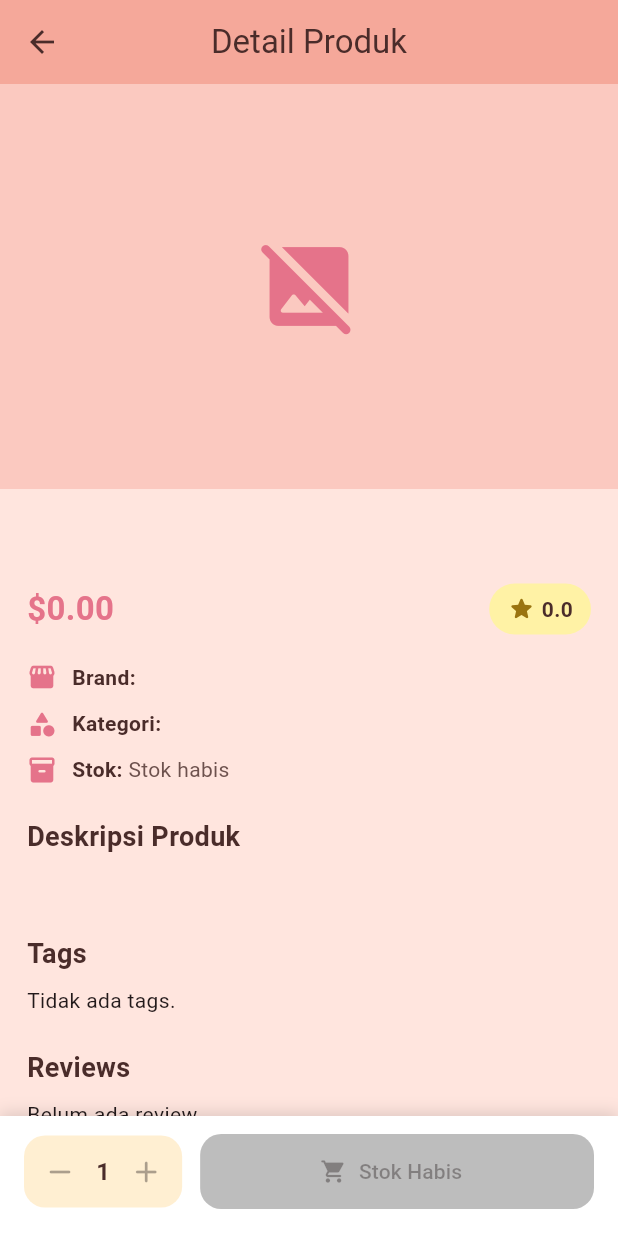
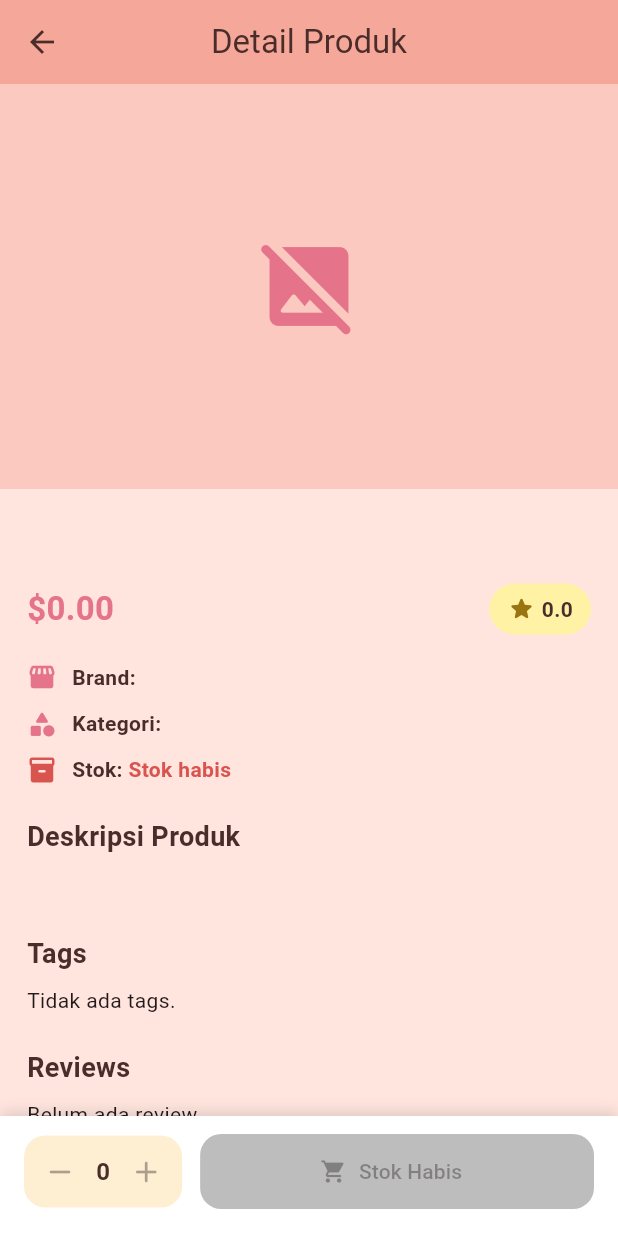
Before and after one commit to nextnindcode/124240113_latres_D, a Flutter app: the DetailPage screen opened directly with empty values, on a phone screen of 412 x 824 dp. Run offline on Flutter 3.47's test engine with Material 3 defaults, Android fonts, the phone set to English and light mode, and no system bars; our stand-ins replace flutter_local_notifications, flutter_map, geolocator, get, hive, hive_flutter and 3 more; accounts and stored records are empty.

Commit message:
feat: sync product detail with local inventory

```diff
--- a/pinkie_mart/lib/pages/detail_page.dart
+++ b/pinkie_mart/lib/pages/detail_page.dart
@@ -1,4 +1,5 @@
 import 'package:flutter/material.dart';
+import 'package:hive_flutter/hive_flutter.dart';
 
 import '../models/product.dart';
 import '../services/cart_service.dart';
@@ -22,7 +23,10 @@ class _DetailPageState extends State<DetailPage> {
 
   Product get product => widget.product;
 
-  // ambil gambar produk dari API
+  // [PENTING] Stok diambil dari Hive, bukan hanya dari API.
+  int get availableStock => CartService.stockOf(product);
+
+  // Ambil gambar produk dari API.
   List<String> get productImages {
     final images = product.images
         .whereType<String>()
@@ -36,9 +40,19 @@ class _DetailPageState extends State<DetailPage> {
     return images;
   }
 
-  // tambah produk ke Hive berdasarkan username
+  // [PENTING] Tambahkan produk menggunakan stok terbaru.
   Future<void> addToCart() async {
-    if (product.stock <= 0 || quantity <= 0) return;
+    final stock = availableStock;
+
+    if (stock <= 0 || quantity <= 0 || quantity > stock) {
+      ScaffoldMessenger.of(context).showSnackBar(
+        const SnackBar(
+          content: Text('Stok produk tidak mencukupi.'),
+          backgroundColor: Color(0xFFD9534F),
+        ),
+      );
+      return;
+    }
 
     setState(() {
       isAdding = true;
@@ -71,7 +85,7 @@ class _DetailPageState extends State<DetailPage> {
         );
       }
 
-      // notif waktu produk berhasil ditambahkan ke keranjang
+      // [BONUS] Notifikasi saat produk berhasil ditambahkan.
       try {
         await NotificationService.showCartNotification(
           productName: product.title,
@@ -100,20 +114,36 @@ class _DetailPageState extends State<DetailPage> {
 
   @override
   Widget build(BuildContext context) {
+    // [PENTING] Halaman ikut rebuild saat stok di Hive berubah.
+    return ValueListenableBuilder<Box<int>>(
+      valueListenable: Hive.box<int>('product_stock').listenable(),
+      builder: (context, stockBox, child) {
+        final stock = availableStock;
+
+        // Pastikan quantity selalu sesuai stok terbaru.
+        final safeQuantity = stock <= 0 ? 0 : quantity.clamp(1, stock);
+
+        if (safeQuantity != quantity) {
+          WidgetsBinding.instance.addPostFrameCallback((_) {
+            if (mounted) {
+              setState(() {
+                quantity = safeQuantity;
+              });
+            }
+          });
+        }
+
         return Scaffold(
           backgroundColor: const Color(0xFFFFE5DE),
-
           appBar: AppBar(
             title: const Text('Detail Produk'),
             backgroundColor: const Color(0xFFF5A89A),
           ),
-
           body: SingleChildScrollView(
             padding: const EdgeInsets.only(bottom: 20),
             child: Column(
               crossAxisAlignment: CrossAxisAlignment.start,
               children: [
-            // gambar produk
                 buildImageGallery(),
 
                 Padding(
@@ -121,7 +151,6 @@ class _DetailPageState extends State<DetailPage> {
                   child: Column(
                     crossAxisAlignment: CrossAxisAlignment.start,
                     children: [
-                  // nama produk
                       Text(
                         product.title,
                         style: const TextStyle(
@@ -133,7 +162,6 @@ class _DetailPageState extends State<DetailPage> {
 
                       const SizedBox(height: 12),
 
-                  // harga dan rating produk
                       Row(
                         mainAxisAlignment: MainAxisAlignment.spaceBetween,
                         children: [
@@ -145,7 +173,6 @@ class _DetailPageState extends State<DetailPage> {
                               color: Color(0xFFE5738A),
                             ),
                           ),
-
                           Container(
                             padding: const EdgeInsets.symmetric(
                               horizontal: 12,
@@ -178,7 +205,6 @@ class _DetailPageState extends State<DetailPage> {
 
                       const SizedBox(height: 18),
 
-                  // nama brand
                       buildInfoRow(
                         Icons.storefront_rounded,
                         'Brand',
@@ -187,7 +213,6 @@ class _DetailPageState extends State<DetailPage> {
 
                       const SizedBox(height: 10),
 
-                  // kategori produk
                       buildInfoRow(
                         Icons.category_rounded,
                         'Kategori',
@@ -196,18 +221,11 @@ class _DetailPageState extends State<DetailPage> {
 
                       const SizedBox(height: 10),
 
-                  //namipilin stok
-                  buildInfoRow(
-                    Icons.inventory_2_rounded,
-                    'Stok',
-                    product.stock > 0
-                        ? '${product.stock} tersedia'
-                        : 'Stok habis',
-                  ),
+                      // Stok terbaru dari Hive.
+                      buildStockInfo(stock),
 
                       const SizedBox(height: 22),
 
-                  // deskripsi produk
                       buildSectionTitle('Deskripsi Produk'),
 
                       const SizedBox(height: 8),
@@ -223,7 +241,6 @@ class _DetailPageState extends State<DetailPage> {
 
                       const SizedBox(height: 22),
 
-                  // bagian tag produk
                       buildSectionTitle('Tags'),
 
                       const SizedBox(height: 8),
@@ -249,7 +266,6 @@ class _DetailPageState extends State<DetailPage> {
 
                       const SizedBox(height: 22),
 
-                  // bagian reviews
                       buildSectionTitle('Reviews'),
 
                       const SizedBox(height: 8),
@@ -293,7 +309,9 @@ class _DetailPageState extends State<DetailPage> {
                               subtitle: Text(comment),
                               trailing: Text(
                                 '⭐ $rating',
-                            style: const TextStyle(fontWeight: FontWeight.bold),
+                                style: const TextStyle(
+                                  fontWeight: FontWeight.bold,
+                                ),
                               ),
                             ),
                           );
@@ -304,9 +322,60 @@ class _DetailPageState extends State<DetailPage> {
               ],
             ),
           ),
+          bottomNavigationBar: buildBottomBar(stock),
+        );
+      },
+    );
+  }
 
-      // bagian bawah untuk qty dan Add to Cart
-      bottomNavigationBar: buildBottomBar(),
+  Widget buildStockInfo(int stock) {
+    final isAvailable = stock > 0;
+
+    return Row(
+      children: [
+        Icon(
+          Icons.inventory_2_rounded,
+          size: 20,
+          color: isAvailable
+              ? const Color(0xFF6AB0AF)
+              : const Color(0xFFD9534F),
+        ),
+        const SizedBox(width: 10),
+        const Text(
+          'Stok: ',
+          style: TextStyle(
+            fontWeight: FontWeight.bold,
+            color: Color(0xFF4A2C2A),
+          ),
+        ),
+        Expanded(
+          child: Text(
+            isAvailable ? '$stock tersedia' : 'Stok habis',
+            style: TextStyle(
+              fontWeight: FontWeight.bold,
+              color: isAvailable
+                  ? const Color(0xFF6AB0AF)
+                  : const Color(0xFFD9534F),
+            ),
+          ),
+        ),
+        if (isAvailable)
+          Container(
+            padding: const EdgeInsets.symmetric(horizontal: 9, vertical: 5),
+            decoration: BoxDecoration(
+              color: const Color(0xFFFFF2A5),
+              borderRadius: BorderRadius.circular(12),
+            ),
+            child: const Text(
+              'Ready!',
+              style: TextStyle(
+                fontSize: 11,
+                fontWeight: FontWeight.bold,
+                color: Color(0xFF4A2C2A),
+              ),
+            ),
+          ),
+      ],
     );
   }
 
@@ -337,7 +406,6 @@ class _DetailPageState extends State<DetailPage> {
                   },
                 ),
         ),
-
         if (images.length > 1)
           SizedBox(
             height: 85,
@@ -417,7 +485,7 @@ class _DetailPageState extends State<DetailPage> {
     );
   }
 
-  Widget buildBottomBar() {
+  Widget buildBottomBar(int stock) {
     return Container(
       padding: const EdgeInsets.fromLTRB(16, 12, 16, 18),
       decoration: const BoxDecoration(
@@ -435,8 +503,8 @@ class _DetailPageState extends State<DetailPage> {
         child: Row(
           children: [
             QtySelector(
-              quantity: quantity,
-              stock: product.stock,
+              quantity: stock <= 0 ? 0 : quantity.clamp(1, stock),
+              stock: stock,
               onChanged: (value) {
                 setState(() {
                   quantity = value;
@@ -450,10 +518,10 @@ class _DetailPageState extends State<DetailPage> {
               child: SizedBox(
                 height: 50,
                 child: ElevatedButton.icon(
-                  onPressed: product.stock <= 0 || isAdding ? null : addToCart,
+                  onPressed: stock <= 0 || isAdding ? null : addToCart,
                   icon: const Icon(Icons.shopping_cart_rounded),
                   label: Text(
-                    product.stock <= 0
+                    stock <= 0
                         ? 'Stok Habis'
                         : isAdding
                         ? 'Menambahkan...'
```
Lines whose indentation alone changed are shown as unchanged.
